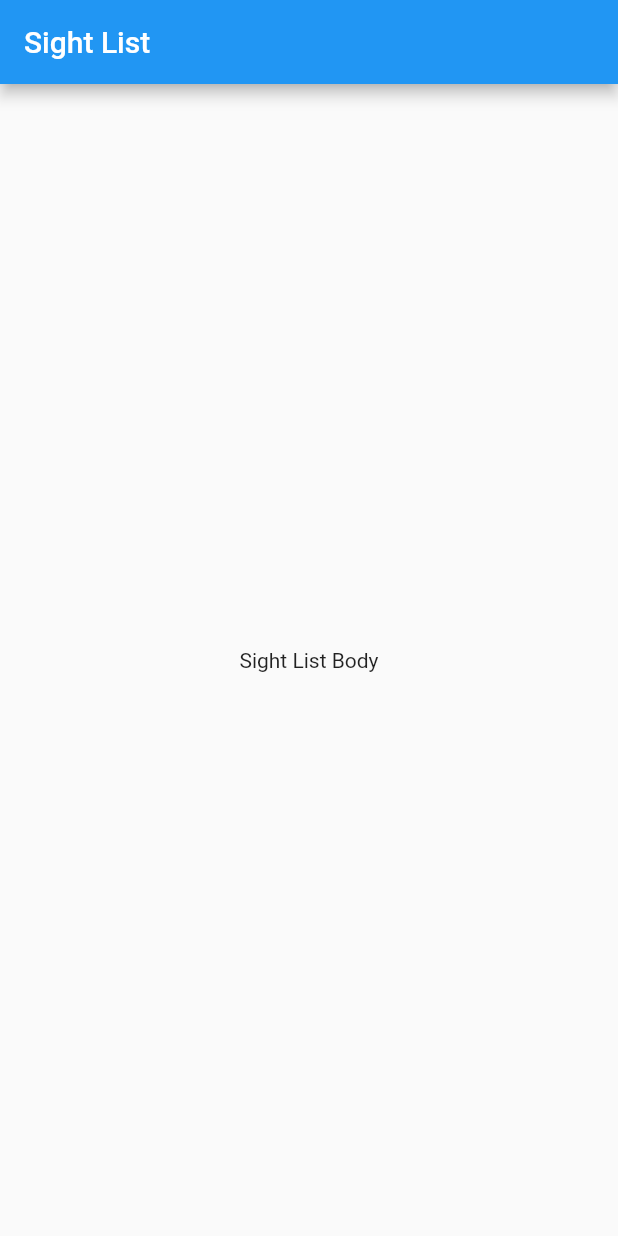
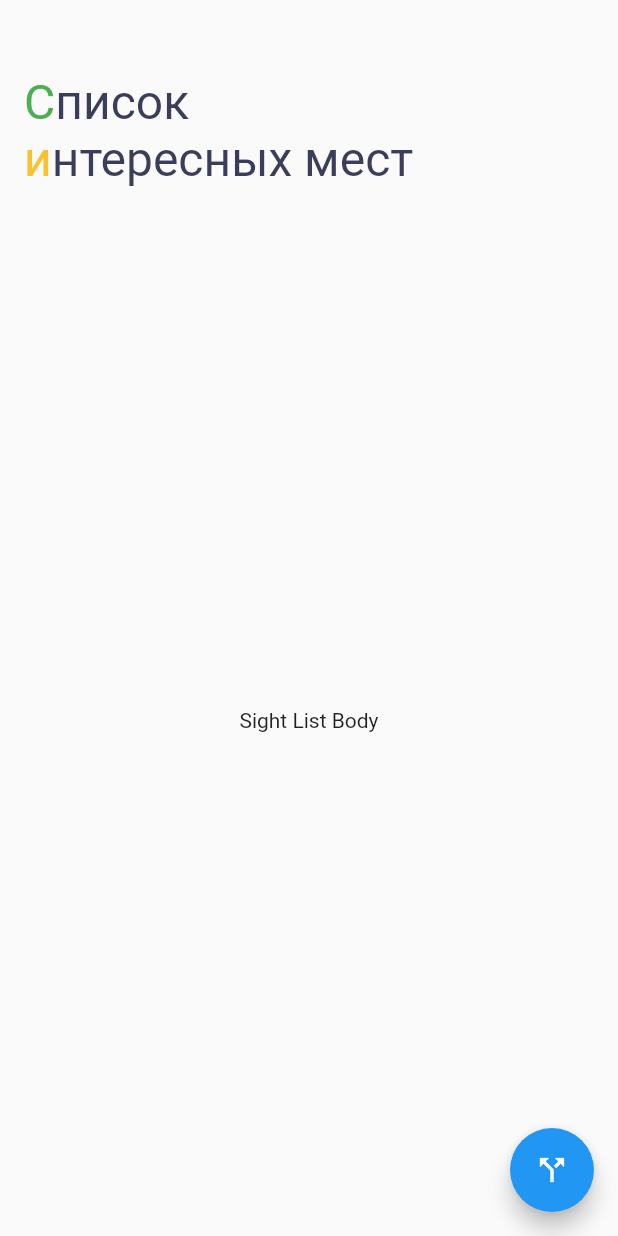
Before and after one commit to alexb82/surf-flutter-course-balashov, a Flutter app: the screen it shows after launch, on a phone screen of 412 x 824 dp. Run offline on Flutter 3.47's test engine with Material 2 defaults, Android fonts, the phone set to English and light mode, and no system bars.

Commit message:
Task 4.2 Text and RichText#

```diff
--- a/lib/UI/screen/sight_list_screen.dart
+++ b/lib/UI/screen/sight_list_screen.dart
@@ -1,4 +1,63 @@
 import 'package:flutter/material.dart';
+
+class NotColoredText extends StatelessWidget {
+  @override
+  Widget build(BuildContext context) {
+    return (Text(
+      "\nСписок\nинтересных мест",
+      style: TextStyle(
+        fontFamily: "Roboto",
+        fontSize: 32,
+        fontStyle: FontStyle.normal,
+        fontWeight: FontWeight.bold,
+        color: Color(0xFF3B3E5B),
+      ),
+      textAlign: TextAlign.left,
+    ));
+  }
+}
+
+class ColoredText extends StatelessWidget {
+  @override
+  Widget build(BuildContext context) {
+    return (RichText(
+      text: TextSpan(
+        text: "\nС",
+        style: TextStyle(
+          fontFamily: "Roboto",
+          fontSize: 32,
+          color: Color(0xFF4CAF50),
+        ),
+        children: [
+          TextSpan(
+            text: "писок\n",
+            style: TextStyle(
+              fontFamily: "Roboto",
+              fontSize: 32,
+              color: Color(0xFF3B3E5B),
+            ),
+          ),
+          TextSpan(
+            text: "и",
+            style: TextStyle(
+              fontFamily: "Roboto",
+              fontSize: 32,
+              color: Color(0xFFFBC02D),
+            ),
+          ),
+          TextSpan(
+            text: "нтересных мест",
+            style: TextStyle(
+              fontFamily: "Roboto",
+              fontSize: 32,
+              color: Color(0xFF3B3E5B),
+            ),
+          ),
+        ],
+      ),
+    ));
+  }
+}
 
 class SightListScreen extends StatefulWidget {
   @override
@@ -6,15 +65,33 @@ class SightListScreen extends StatefulWidget {
 }
 
 class _SightListScreenState extends State<SightListScreen> {
+  var colored = false;
+
+  void splitColor() {
+    setState(() {
+      colored = !colored;
+    });
+  }
+
   @override
   Widget build(BuildContext context) {
     return Scaffold(
       appBar: AppBar(
-        title: Text("Sight List"),
+        title: Row(
+          crossAxisAlignment: CrossAxisAlignment.end,
+          children: [
+            colored ? NotColoredText() : ColoredText(),
+          ],
+        ),
+        backgroundColor: Colors.transparent,
+        elevation: 0,
+        toolbarHeight: 136,
       ),
       body: Center(
         child: Text("Sight List Body"),
       ),
+      floatingActionButton: FloatingActionButton(
+          onPressed: splitColor, child: Icon(Icons.call_split)),
     );
   }
 }
```
Also changed, not shown: pubspec.yaml (+11 -0 lines), lib/main.dart (line endings or trailing spaces), 2 other files.
